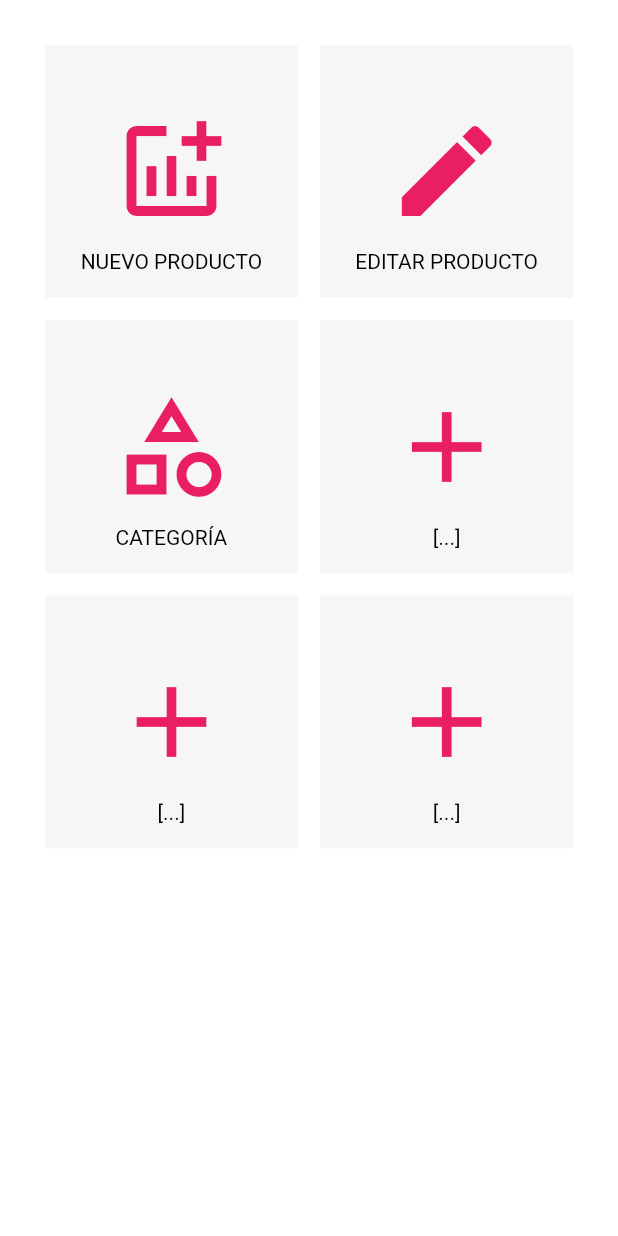
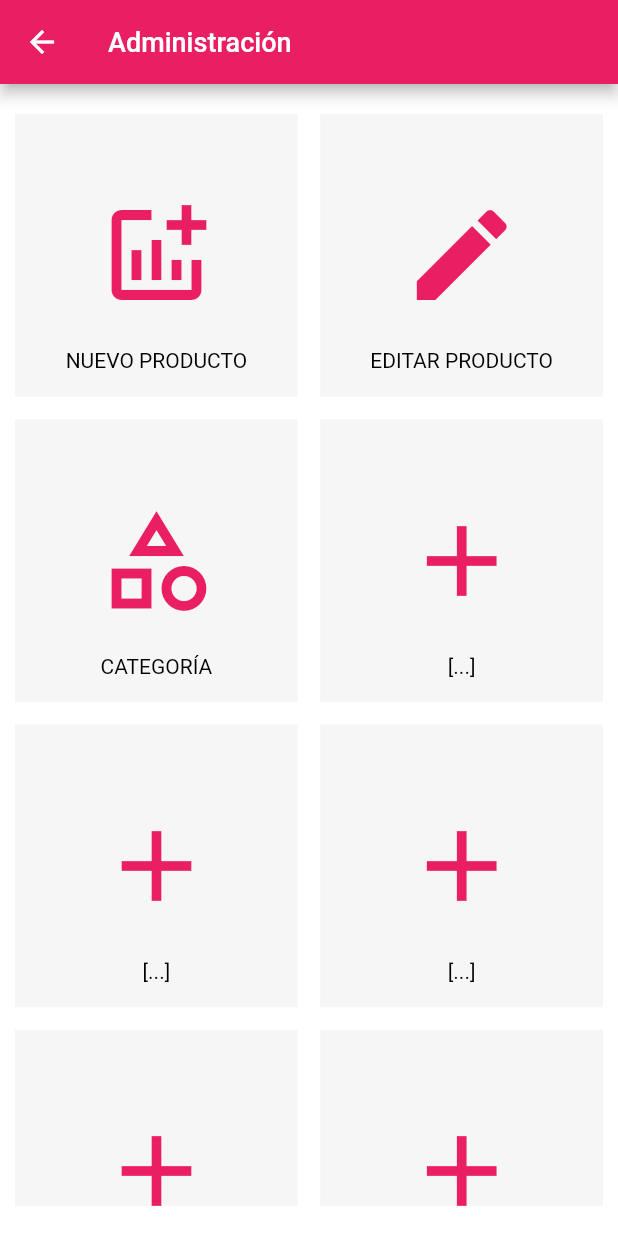
Before and after one commit to wiljean2001/belly_boutique_princess_flutter, a Flutter app: the MenuAdmintration screen opened by its route, on a phone screen of 412 x 824 dp. Run offline on Flutter 3.47's test engine with Material 2 defaults, Android fonts, the light colour scheme and no system bars; drawn by our look-alikes of auto_size_text; our stand-ins replace bloc, carousel_slider, cloud_firestore, curved_navigation_bar, equatable, firebase_auth and 5 more; accounts and stored records are empty; network calls fail; Roboto replaces fonts that are missing (Optima); project files that could hold a hidden picture were left out.

Commit message:
muchas cosas xd

```diff
--- a/lib/blocs/home/home_page_bloc.dart
+++ b/lib/blocs/home/home_page_bloc.dart
@@ -11,55 +11,55 @@ part 'home_page_event.dart';
 part 'home_page_state.dart';
 
 class HomePageBloc extends Bloc<HomePageEvent, HomePageState> {
+  // final AuthBloc _authBloc;
+  // final DatabaseRepository _databaseRepository;
+  StreamSubscription? _authSubscription;
+
+// _authBloc = authBloc,
+// _databaseRepository = databaseRepository,
   HomePageBloc({
     required AuthBloc authBloc,
     required DatabaseRepository databaseRepository,
-  })  : _authBloc = authBloc,
-        _databaseRepository = databaseRepository,
-        super(HomePageInitial()) {
+  }) : super(HomePageInitial()) {
     on<HomeTabChangeEvent>(_onTabChange);
-    on<LoadRoleUser>(_onLoadRoleUser);
-    on<UpdateRoleUser>(_onUpdateRoleUser);
+    // on<LoadRoleUser>(_onLoadRoleUser);
+    // on<UpdateRoleUser>(_onUpdateRoleUser);
 
-    _authSubscription = _authBloc.stream.listen((state) {
-      if (state.user is AuthUserChanged) {
-        if (state.user != null) {
-          print('SE CARGÓ EL LOADPROFILE OBTENIDO DEL AUTHBLOC');
-          add(LoadRoleUser(userId: state.user!.uid));
-        }
-      }
-    });
+    // _authSubscription = _authBloc.stream.listen((state) {
+    //   if (state.user is AuthUserChanged) {
+    //     if (state.user != null) {
+    //       print('SE CARGÓ EL LOADPROFILE OBTENIDO DEL AUTHBLOC');
+    //       add(LoadRoleUser(userId: state.user!.uid));
+    //     }
+    //   }
+    // });
   }
 
   void _onTabChange(HomeTabChangeEvent event, Emitter<HomePageState> emit) {
     emit(BottomNavigationInitial(indexBottomNav: event.newIndex));
   }
 
-  final AuthBloc _authBloc;
-  final DatabaseRepository _databaseRepository;
-  StreamSubscription? _authSubscription;
+  // void _onLoadRoleUser(
+  //   LoadRoleUser event,
+  //   Emitter<HomePageState> emit,
+  // ) {
+  //   _databaseRepository.getUser(event.userId).listen((user) {
+  //     add(
+  //       UpdateRoleUser(user: user),
+  //     );
+  //   });
+  // }
 
-  void _onLoadRoleUser(
-    LoadRoleUser event,
-    Emitter<HomePageState> emit,
-  ) {
-    _databaseRepository.getUser(event.userId).listen((user) {
-      add(
-        UpdateRoleUser(user: user),
-      );
-    });
-  }
+  // void _onUpdateRoleUser(
+  //   UpdateRoleUser event,
+  //   Emitter<HomePageState> emit,
+  // ) {
+  //   emit(RoleUserLoaded(user: event.user));
+  // }
 
-  void _onUpdateRoleUser(
-    UpdateRoleUser event,
-    Emitter<HomePageState> emit,
-  ) {
-    emit(RoleUserLoaded(user: event.user));
-  }
-
-  @override
-  Future<void> close() async {
-    _authSubscription?.cancel();
-    super.close();
-  }
+  // @override
+  // Future<void> close() async {
+  //   _authSubscription?.cancel();
+  //   super.close();
+  // }
 }
--- a/lib/blocs/home/home_page_event.dart
+++ b/lib/blocs/home/home_page_event.dart
@@ -19,20 +19,20 @@ class HomeTabChangeEvent extends HomePageEvent {
 }
 
 
-class LoadRoleUser extends HomePageEvent {
-  final String userId;
+// class LoadRoleUser extends HomePageEvent {
+//   final String userId;
 
-  const LoadRoleUser({required this.userId});
+//   const LoadRoleUser({required this.userId});
 
-  @override
-  List<Object> get props => [userId];
-}
+//   @override
+//   List<Object> get props => [userId];
+// }
 
-class UpdateRoleUser extends HomePageEvent {
-  final User user;
+// class UpdateRoleUser extends HomePageEvent {
+//   final User user;
 
-  const UpdateRoleUser({required this.user});
+//   const UpdateRoleUser({required this.user});
 
-  @override
-  List<Object> get props => [user];
-}
+//   @override
+//   List<Object> get props => [user];
+// }
--- a/lib/blocs/home/home_page_state.dart
+++ b/lib/blocs/home/home_page_state.dart
@@ -19,13 +19,13 @@ class BottomNavigationInitial extends HomePageState {
   List<Object> get props => [indexBottomNav];
 }
 
-class RoleUserLoading extends HomePageState {}
+// class RoleUserLoading extends HomePageState {}
 
-class RoleUserLoaded extends HomePageState {
-  final User user;
+// class RoleUserLoaded extends HomePageState {
+//   final User user;
 
-  const RoleUserLoaded({required this.user});
+//   const RoleUserLoaded({required this.user});
 
-  @override
-  List<Object> get props => [user];
-}
+//   @override
+//   List<Object> get props => [user];
+// }
--- a/lib/config/routers.dart
+++ b/lib/config/routers.dart
@@ -1,3 +1,4 @@
+import 'package:belly_boutique_princess/screens/admin/new_product_screen.dart';
 import 'package:belly_boutique_princess/screens/setting_screen.dart';
 import 'package:flutter/material.dart';
 
@@ -23,6 +24,8 @@ class Routers {
         return OnboardingScreen.route();
       case SettingScreen.routeName:
         return SettingScreen.route();
+      case NewProductScreen.routeName:
+        return NewProductScreen.route();
       default:
         return _errorRoute();
     }
--- a/lib/l10n/intl_es.arb
+++ b/lib/l10n/intl_es.arb
@@ -38,6 +38,11 @@
   "gender": "Sexo",
   "gender_male": "Masculino",
   "gender_female": "Femenino",
-  "bttn_date_birth": "Seleccionar fecha de nacimiento"
+  "bttn_date_birth": "Seleccionar fecha de nacimiento",
 
+
+  "COMMENT3": " // ADMIN BOARDING SCREEN ",
+  "title_admin_screen": "Administración",
+
+  "title_new_product_screen": "Nuevo producto"
 }
--- a/lib/main.dart
+++ b/lib/main.dart
@@ -100,10 +100,11 @@ class MyApp extends StatelessWidget {
             create: (context) => HomePageBloc(
               authBloc: BlocProvider.of<AuthBloc>(context),
               databaseRepository: context.read<DatabaseRepository>(),
-            )..add(
+            )
+              ..add(
                 const HomeTabChangeEvent(
                     newIndex: 1), //newIndex = 0 is the first screen
-              ),
+              )
           ),
         ],
         child: MaterialApp(
--- a/lib/models/user_model.dart
+++ b/lib/models/user_model.dart
@@ -175,5 +175,43 @@ class User extends Equatable {
       // 'Sed ut perspiciatis unde omnis iste natus error sit voluptatem accusantium doloremque laudantium, totam rem aperiam, eaque ipsa quae ab illo inventore veritatis et quasi architecto beatae vitae dicta sunt explicabo.',
       location: 'Milan',
     ),
+    User(
+      id: '5',
+      name: 'Sara',
+      dateOfBirth: Timestamp.fromDate(DateTime.now()),
+      gender: 'Female',
+      role: 'user',
+      imageUrls: [
+        'https://images.unsplash.com/photo-1622023459113-9b195477d9c4?ixid=MnwxMjA3fDB8MHxwaG90by1wYWdlfHx8fGVufDB8fHx8&ixlib=rb-1.2.1&auto=format&fit=crop&w=671&q=80',
+        'https://images.unsplash.com/photo-1622023459113-9b195477d9c4?ixid=MnwxMjA3fDB8MHxwaG90by1wYWdlfHx8fGVufDB8fHx8&ixlib=rb-1.2.1&auto=format&fit=crop&w=671&q=80',
+        'https://images.unsplash.com/photo-1622023459113-9b195477d9c4?ixid=MnwxMjA3fDB8MHxwaG90by1wYWdlfHx8fGVufDB8fHx8&ixlib=rb-1.2.1&auto=format&fit=crop&w=671&q=80',
+        'https://images.unsplash.com/photo-1622023459113-9b195477d9c4?ixid=MnwxMjA3fDB8MHxwaG90by1wYWdlfHx8fGVufDB8fHx8&ixlib=rb-1.2.1&auto=format&fit=crop&w=671&q=80',
+        'https://images.unsplash.com/photo-1622023459113-9b195477d9c4?ixid=MnwxMjA3fDB8MHxwaG90by1wYWdlfHx8fGVufDB8fHx8&ixlib=rb-1.2.1&auto=format&fit=crop&w=671&q=80',
+      ],
+      // jobTitle: 'Job Title Here',
+      interests: ['Music', 'Economics', 'Football'],
+      // bio:
+      // 'Sed ut perspiciatis unde omnis iste natus error sit voluptatem accusantium doloremque laudantium, totam rem aperiam, eaque ipsa quae ab illo inventore veritatis et quasi architecto beatae vitae dicta sunt explicabo.',
+      location: 'Milan',
+    ),
+    User(
+      id: '6',
+      name: 'Sara',
+      dateOfBirth: Timestamp.fromDate(DateTime.now()),
+      gender: 'Female',
+      role: 'user',
+      imageUrls: [
+        'https://images.unsplash.com/photo-1622023459113-9b195477d9c4?ixid=MnwxMjA3fDB8MHxwaG90by1wYWdlfHx8fGVufDB8fHx8&ixlib=rb-1.2.1&auto=format&fit=crop&w=671&q=80',
+        'https://images.unsplash.com/photo-1622023459113-9b195477d9c4?ixid=MnwxMjA3fDB8MHxwaG90by1wYWdlfHx8fGVufDB8fHx8&ixlib=rb-1.2.1&auto=format&fit=crop&w=671&q=80',
+        'https://images.unsplash.com/photo-1622023459113-9b195477d9c4?ixid=MnwxMjA3fDB8MHxwaG90by1wYWdlfHx8fGVufDB8fHx8&ixlib=rb-1.2.1&auto=format&fit=crop&w=671&q=80',
+        'https://images.unsplash.com/photo-1622023459113-9b195477d9c4?ixid=MnwxMjA3fDB8MHxwaG90by1wYWdlfHx8fGVufDB8fHx8&ixlib=rb-1.2.1&auto=format&fit=crop&w=671&q=80',
+        'https://images.unsplash.com/photo-1622023459113-9b195477d9c4?ixid=MnwxMjA3fDB8MHxwaG90by1wYWdlfHx8fGVufDB8fHx8&ixlib=rb-1.2.1&auto=format&fit=crop&w=671&q=80',
+      ],
+      // jobTitle: 'Job Title Here',
+      interests: ['Music', 'Economics', 'Football'],
+      // bio:
+      // 'Sed ut perspiciatis unde omnis iste natus error sit voluptatem accusantium doloremque laudantium, totam rem aperiam, eaque ipsa quae ab illo inventore veritatis et quasi architecto beatae vitae dicta sunt explicabo.',
+      location: 'Milan',
+    ),
   ];
 }
--- a/lib/screens/admin/menu_admin.dart
+++ b/lib/screens/admin/menu_admin.dart
@@ -1,6 +1,8 @@
 import 'package:flutter_bloc/flutter_bloc.dart';
 
 import '../../blocs/blocs.dart';
+import '../../generated/l10n.dart';
+import '../../widgets/custom_appbar.dart';
 import '../screens.dart';
 import '/screens/admin/new_product_screen.dart';
 import 'package:flutter/material.dart';
@@ -26,20 +28,19 @@ class MenuAdmintration extends StatelessWidget {
   @override
   Widget build(BuildContext context) {
     return Scaffold(
-      // appBar: AppBar(
-      //   title: Row(children: const [
-      //     Image(
-      //       image: AssetImage("graphics/images/bely_logo-edit.png"),
-      //       width: 55,
-      //     ),
-      //     Text("Bely Boutique Princess")
-      //   ]),
-      //   elevation: 8,
-      //   actions: [],
-      // ),
-      body: Padding(
-        padding: EdgeInsets.all(30),
-        child: const CustomOptions(),
+      appBar: CustomAppBar(
+          title: S.of(context).title_admin_screen,
+          hasActions: false,
+          hasIcon: false),
+      body: const Padding(
+        padding: EdgeInsets.symmetric(vertical: 20, horizontal: 10),
+        child: SafeArea(
+          // child: SingleChildScrollView(
+          // padding: EdgeInsets.all(30),
+          // primary: true,
+          child: CustomOptions(),
+          // ),
+        ),
       ),
     );
   }
@@ -58,18 +59,21 @@ class CustomOptions extends StatelessWidget {
       crossAxisSpacing: 15,
       children: <Widget>[
         Container(
-          color: Color.fromARGB(31, 177, 177, 177),
+          color: const Color.fromARGB(31, 177, 177, 177),
           child: GestureDetector(
             onTap: () {
-              Navigator.push(context, MaterialPageRoute(builder: (context) {
-                return NewProductScreen();
-              }));
+              Navigator.pushNamed(
+                context,
+                NewProductScreen.routeName,
+              );
             },
             child: const GridTile(
               footer: Material(
                 color: Color.fromARGB(0, 255, 0, 0),
                 shape: RoundedRectangleBorder(
-                  borderRadius: BorderRadius.vertical(top: Radius.circular(4)),
+                  borderRadius: BorderRadius.vertical(
+                    top: Radius.circular(4),
+                  ),
                 ),
                 clipBehavior: Clip.antiAlias,
                 child: GridTileBar(
@@ -90,7 +94,7 @@ class CustomOptions extends StatelessWidget {
           ),
         ),
         Container(
-          color: Color.fromARGB(31, 177, 177, 177),
+          color: const Color.fromARGB(31, 177, 177, 177),
           child: GestureDetector(
             onTap: () {},
             child: const GridTile(
@@ -118,7 +122,7 @@ class CustomOptions extends StatelessWidget {
           ),
         ),
         Container(
-          color: Color.fromARGB(31, 177, 177, 177),
+          color: const Color.fromARGB(31, 177, 177, 177),
           child: GestureDetector(
             onTap: () {},
             child: const GridTile(
@@ -146,7 +150,7 @@ class CustomOptions extends StatelessWidget {
           ),
         ),
         Container(
-          color: Color.fromARGB(31, 177, 177, 177),
+          color: const Color.fromARGB(31, 177, 177, 177),
           child: GestureDetector(
             onTap: () {},
             child: const GridTile(
@@ -174,7 +178,7 @@ class CustomOptions extends StatelessWidget {
           ),
         ),
         Container(
-          color: Color.fromARGB(31, 177, 177, 177),
+          color: const Color.fromARGB(31, 177, 177, 177),
           child: GestureDetector(
             onTap: () {},
             child: const GridTile(
@@ -202,7 +206,63 @@ class CustomOptions extends StatelessWidget {
           ),
         ),
         Container(
-          color: Color.fromARGB(31, 177, 177, 177),
+          color: const Color.fromARGB(31, 177, 177, 177),
+          child: GestureDetector(
+            onTap: () {},
+            child: const GridTile(
+              footer: Material(
+                color: Color.fromARGB(0, 255, 0, 0),
+                shape: RoundedRectangleBorder(
+                  borderRadius: BorderRadius.vertical(top: Radius.circular(4)),
+                ),
+                clipBehavior: Clip.antiAlias,
+                child: GridTileBar(
+                  title: Text(
+                    "[...]",
+                    style: TextStyle(color: Colors.black),
+                    textAlign: TextAlign.center,
+                  ),
+                  // backgroundColor: Colors.black45,
+                ),
+              ),
+              // Buscar la forma de almacenar las imagenes
+              child: Icon(
+                Icons.add,
+                size: 80,
+              ),
+            ),
+          ),
+        ),
+        Container(
+          color: const Color.fromARGB(31, 177, 177, 177),
+          child: GestureDetector(
+            onTap: () {},
+            child: const GridTile(
+              footer: Material(
+                color: Color.fromARGB(0, 255, 0, 0),
+                shape: RoundedRectangleBorder(
+                  borderRadius: BorderRadius.vertical(top: Radius.circular(4)),
+                ),
+                clipBehavior: Clip.antiAlias,
+                child: GridTileBar(
+                  title: Text(
+                    "[...]",
+                    style: TextStyle(color: Colors.black),
+                    textAlign: TextAlign.center,
+                  ),
+                  // backgroundColor: Colors.black45,
+                ),
+              ),
+              // Buscar la forma de almacenar las imagenes
+              child: Icon(
+                Icons.add,
+                size: 80,
+              ),
+            ),
+          ),
+        ),
+        Container(
+          color: const Color.fromARGB(31, 177, 177, 177),
           child: GestureDetector(
             onTap: () {},
             child: const GridTile(
--- a/lib/screens/auth/register/user_register/register_user_form.dart
+++ b/lib/screens/auth/register/user_register/register_user_form.dart
@@ -54,7 +54,7 @@ class _RegisterUserFormState extends State<RegisterUserForm> {
               initialDate: DateTime((DateTime.now().year - 18)),
               firstDate: DateTime(1900),
               lastDate: DateTime(DateTime.now().year - 18),
-              locale: const Locale("ar", "AR"),
+              locale: context.read<Locale>(),
               // (2101)
             );
             if (picked != null) {
--- a/lib/screens/home_screen.dart
+++ b/lib/screens/home_screen.dart
@@ -1,5 +1,4 @@
 // import 'package:belly_boutique_princess/cubit/cubits.dart';
-import 'package:belly_boutique_princess/screens/admin/menu_admin.dart';
 import 'package:flutter/material.dart';
 import 'package:flutter_bloc/flutter_bloc.dart';
 
@@ -95,7 +94,7 @@ class HomeScreen extends StatelessWidget {
     return Scaffold(
       extendBody: true,
       // backgroundColor: Theme.of(context).backgroundColor,
-      appBar: CustomAppBar(title: S.of(context).AppTitle, hasActions: true),
+      // appBar: CustomAppBar(title: S.of(context).AppTitle, hasActions: true),
       // appBar: AppBar(
       //   title: Row(
       //     children: [
--- a/lib/views/profile_user.dart
+++ b/lib/views/profile_user.dart
@@ -6,6 +6,7 @@ import 'package:flutter_bloc/flutter_bloc.dart';
 
 import '../blocs/blocs.dart';
 import '../generated/l10n.dart';
+import '../widgets/custom_appbar.dart';
 
 class UserProfileView extends StatefulWidget {
   const UserProfileView({Key? key}) : super(key: key);
@@ -21,6 +22,7 @@ class _UserProfilePageState extends State<UserProfileView> {
   Widget build(BuildContext context) {
     final edad = DateTime.now().year - usuario.dateOfBirth!.toDate().year;
     return Scaffold(
+      appBar: CustomAppBar(title: S.of(context).AppTitle, hasActions: false),
       body: Center(
         child: Column(
           mainAxisAlignment: MainAxisAlignment.start,
@@ -54,7 +56,7 @@ class _UserProfilePageState extends State<UserProfileView> {
             Container(
               child: Column(
                 children: [
-                  SizedBox(
+                  const SizedBox(
                     height: 10,
                   ),
                   Padding(
--- a/lib/views/shopping_cart_view.dart
+++ b/lib/views/shopping_cart_view.dart
@@ -1,4 +1,7 @@
 import 'package:flutter/material.dart';
+
+import '../generated/l10n.dart';
+import '../widgets/custom_appbar.dart';
 
 // falta cambiar los textos a dinamicos
 
@@ -13,6 +16,7 @@ class _ShoppingCartPageState extends State<ShoppingCartView> {
   @override
   Widget build(BuildContext context) {
     return Scaffold(
+      appBar: CustomAppBar(title: S.of(context).AppTitle, hasActions: false),
       body: Center(
         child: Column(
           mainAxisAlignment: MainAxisAlignment.start,
--- a/lib/widgets/custom_appbar.dart
+++ b/lib/widgets/custom_appbar.dart
@@ -1,4 +1,5 @@
-import 'package:belly_boutique_princess/blocs/home/home_page_bloc.dart';
+import 'package:auto_size_text/auto_size_text.dart';
+import 'package:belly_boutique_princess/screens/admin/menu_admin.dart';
 import 'package:flutter/material.dart';
 import 'package:flutter_bloc/flutter_bloc.dart';
 
@@ -8,66 +9,72 @@ import '../generated/l10n.dart';
 class CustomAppBar extends StatelessWidget with PreferredSizeWidget {
   final String title;
   final bool hasActions;
+  final bool hasIcon;
 
   const CustomAppBar({
     Key? key,
     required this.title,
     this.hasActions = true,
+    this.hasIcon = true,
   }) : super(key: key);
 
   @override
   Widget build(BuildContext context) {
     return AppBar(
       title: Row(
+        mainAxisAlignment: MainAxisAlignment.spaceAround,
         children: [
-          Image(
-            image: AssetImage(S.of(context).logo_home),
-            width: 55,
-          ),
-          Text(
-            title,
+          hasIcon
+              ? Image(
+                  image: AssetImage(S.of(context).logo_home),
+                  width: 45,
+                )
+              : const Text(''),
+          Expanded(
+            child: AutoSizeText(
+              title,
+              style: const TextStyle(fontSize: 18),
+              // style: Theme.of(context).textTheme,
+            ),
           ),
         ],
       ),
       actions: hasActions
           ? [
+              BlocBuilder<ProfileBloc, ProfileState>(
+                builder: (context, state) {
+                  if (state is ProfileLoading) {
+                    return const CircularProgressIndicator();
+                  }
+                  if (state is ProfileLoaded) {
+                    print('State: ${state.user.role}');
+                    if (state.user.role == 'admin') {
+                      return IconButton(
+                        tooltip: S.of(context).tooltip_bttn_shopping_card,
+                        icon: const Icon(Icons.analytics_outlined),
+                        onPressed: () => Navigator.of(context).pushNamed(
+                          MenuAdmintration.routeName,
+                        ),
+                      );
+                    } else {
+                      return Text('');
+                    }
+                  }
+                  return const CircularProgressIndicator();
+                },
+              ),
+
               IconButton(
                 tooltip: S.of(context).tooltip_bttn_shopping_card,
                 icon: const Icon(Icons.shopping_cart),
                 onPressed: () {},
               ),
-              BlocBuilder<HomePageBloc, HomePageState>(
-                  builder: (context, state) {
-                    if (state is RoleUserLoading) {
-                      return const CircularProgressIndicator();
-                    }
-                    if (state is RoleUserLoaded) {
-                      print('State: ${state.user.role}');
-                      return IconButton(
-                        tooltip: S.of(context).tooltip_bttn_shopping_card,
-                        icon: const Icon(Icons.shopping_cart),
-                        onPressed: () {},
-                      );
-                    }
-                    return const Icon(Icons.error);
-                  },
-                ),
-              // BlocBuilder<ProfileBloc, ProfileState>(
-              //   builder: (context, state) {
-              //     if (state is ProfileLoading) {
-              //       return const CircularProgressIndicator();
-              //     }
-              //     if (state is ProfileLoaded) {
-              //       print('State: ${state.user.role}');
-              //       return IconButton(
-              //         tooltip: S.of(context).tooltip_bttn_shopping_card,
-              //         icon: const Icon(Icons.shopping_cart),
-              //         onPressed: () {},
-              //       );
-              //     }
-              //     return const Icon(Icons.error);
-              //   },
-              // ),
+              IconButton(
+                tooltip: S.of(context).tooltip_bttn_shopping_card,
+                icon: const Icon(Icons.search_outlined),
+                onPressed: () {},
+              ),
+
               // PopupMenuButton<String>(
               //   tooltip: S.of(context).tooltip_bttn_options,
               //   onSelected: (index) {
--- a/pubspec.yaml
+++ b/pubspec.yaml
@@ -32,6 +32,7 @@ dependencies:
   animated_splash_screen: ^1.2.0
   smooth_page_indicator: ^1.0.0+2
   animations: ^2.0.2
+  auto_size_text: ^3.0.0
 
 dev_dependencies:
   flutter_test:
```
Also changed, not shown: lib/screens/admin/new_product_screen.dart (+27 -22 lines), lib/screens/splash_screen.dart (+2 -36 lines), lib/views/home_view.dart (+8 -7 lines), lib/widgets/custom_bottom_navigation.dart (+4 -9 lines), lib/widgets/custom_scrollview_products.dart (+9 -2 lines), lib/generated/intl/messages_es.dart, lib/generated/l10n.dart, pubspec.lock.
